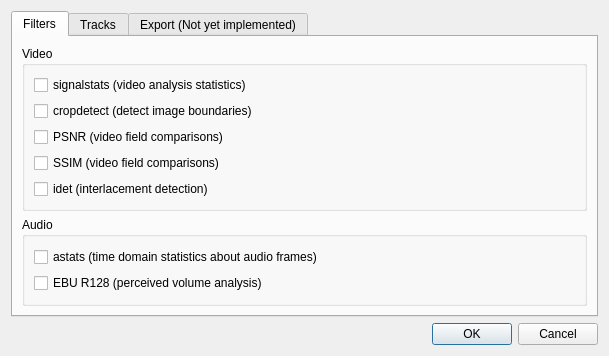
Old version of the form Source/GUI/preferences.ui in the repository bavc/qctools.
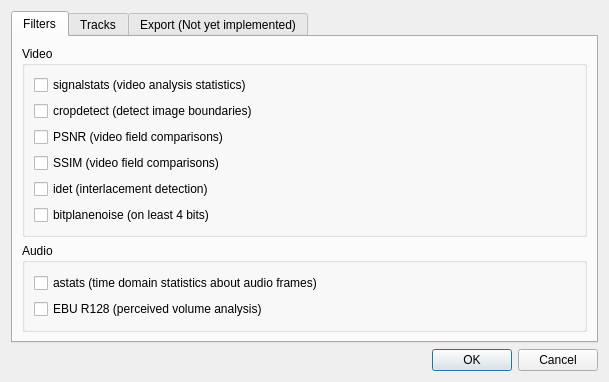
New version of the form.

Commit message: draft of a plot of bitplanenoise on lower 4 bits

Diff of the .ui file:
```diff
--- a/Source/GUI/preferences.ui
+++ b/Source/GUI/preferences.ui
@@ -69,6 +69,13 @@
                 </property>
                </widget>
               </item>
+              <item>
+               <widget class="QCheckBox" name="Filters_Video_BPN4">
+                <property name="text">
+                 <string>bitplanenoise (on least 4 bits)</string>
+                </property>
+               </widget>
+              </item>
              </layout>
             </item>
            </layout>
```
The commit also changes 5 other files.
